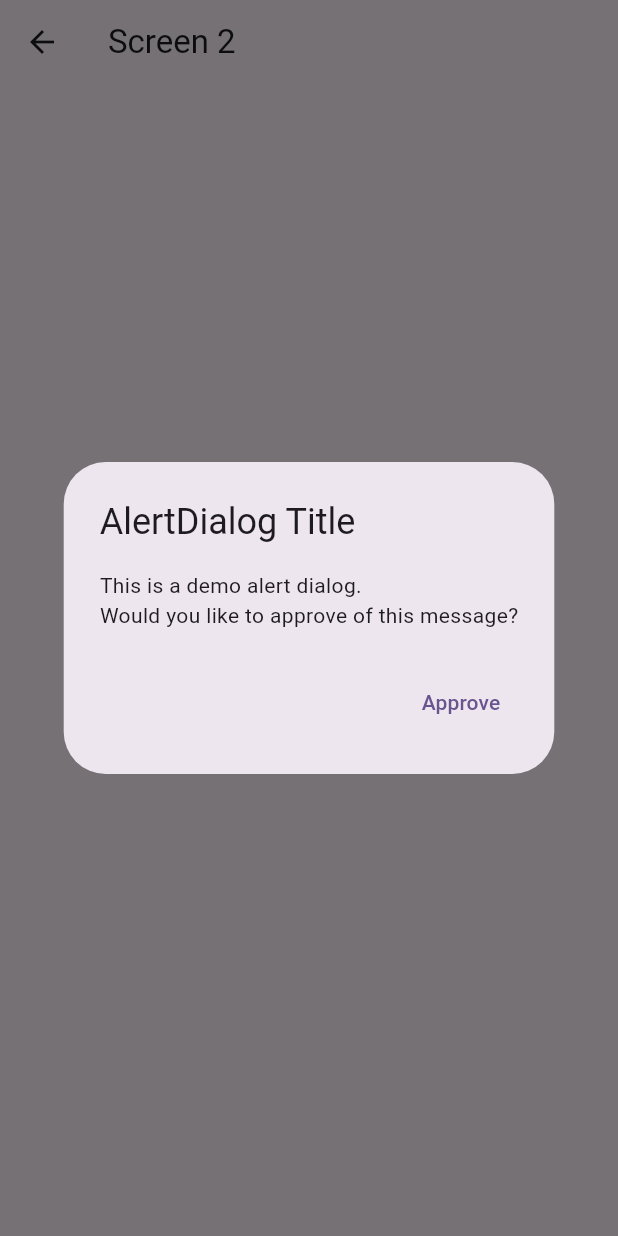
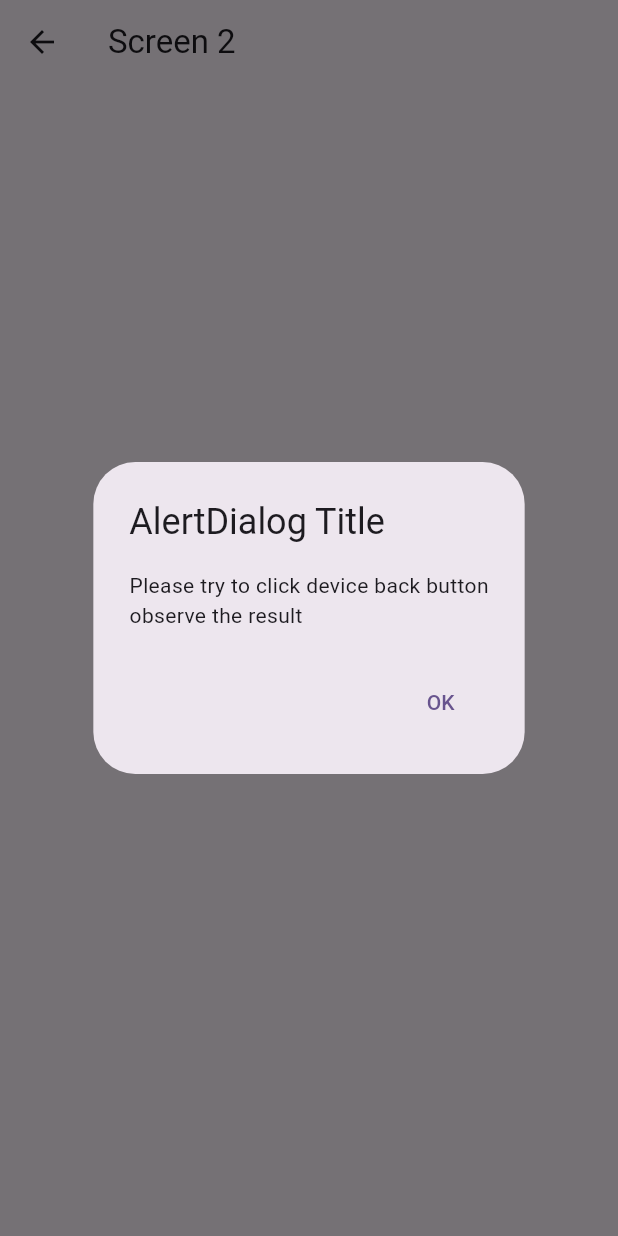
Before and after one commit to ilyasarafath/test-feedback, a Flutter app: the Screed2 screen opened directly, after a tap on "Show dialogue", on a phone screen of 412 x 824 dp. Run offline on Flutter 3.47's test engine with Material 3 defaults, Android fonts, the phone set to English and light mode, and no system bars; our stand-ins replace bloc, flutter_bloc; missing offline and left inert: feedback.

Commit message:
dialogue issue

```diff
--- a/lib/main.dart
+++ b/lib/main.dart
@@ -47,7 +47,7 @@ class MyHomePage extends StatelessWidget {
                   Navigator.of(context)
                       .push(MaterialPageRoute(builder: (_) => const Screed2()));
                 },
-                child: const Text("Screen 1")),
+                child: const Text("Go to screen 2")),
           ],
         ),
       ),
--- a/lib/screen2.dart
+++ b/lib/screen2.dart
@@ -13,8 +13,8 @@ class Screed2 extends StatelessWidget {
         child: ElevatedButton(
           onPressed: () async {
             _showMyDialog(context);
-            await Future.delayed(const Duration(seconds: 3));
-            Navigator.pop(context);
+            // await Future.delayed(const Duration(seconds: 3));
+            // Navigator.pop(context);
           },
           child: const Text("Show dialogue"),
         ),
@@ -33,14 +33,14 @@ Future<void> _showMyDialog(BuildContext context) async {
         content: const SingleChildScrollView(
           child: ListBody(
             children: <Widget>[
-              Text('This is a demo alert dialog.'),
-              Text('Would you like to approve of this message?'),
+              Text('Please try to click device back button'),
+              Text('observe the result'),
             ],
           ),
         ),
         actions: <Widget>[
           TextButton(
-            child: const Text('Approve'),
+            child: const Text('OK'),
             onPressed: () {
               Navigator.of(context).pop();
             },
```
